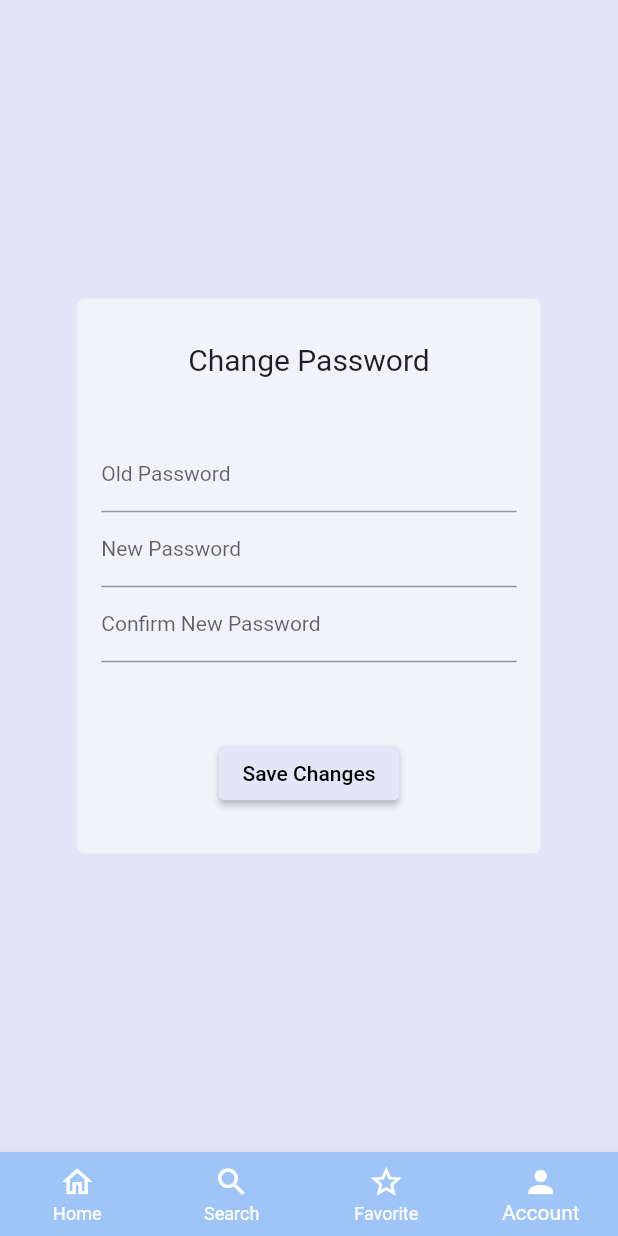
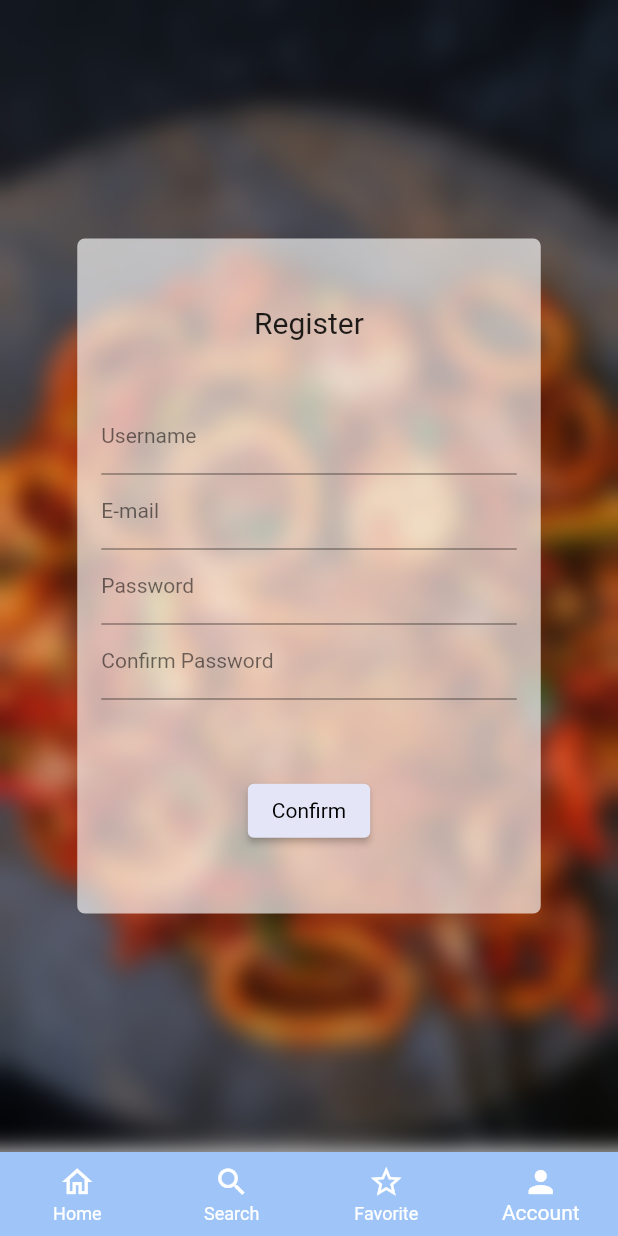
Before and after one commit to imranZMiko/Eten, a Flutter app: the screen it shows after launch, item 4 of the bottom bar chosen, on a phone screen of 412 x 824 dp. Run offline on Flutter 3.47's test engine with Material 2 defaults, Android fonts, the light colour scheme and no system bars.

Commit message:
Added blurred image widget, added image as background in log in and register screen, improved visuals in the authentication card

```diff
--- a/lib/screens/log_in_screen.dart
+++ b/lib/screens/log_in_screen.dart
@@ -1,4 +1,5 @@
 import 'package:eten/widgets/authentication_card.dart';
+import 'package:eten/widgets/blurred_image.dart';
 import 'package:flutter/material.dart';
 
 class LogInScreen extends StatelessWidget {
@@ -10,7 +11,7 @@ class LogInScreen extends StatelessWidget {
       backgroundColor: Theme.of(context).backgroundColor,
       body: Stack(
         children: [
-
+          BlurredImage(imageURL: 'Assets/Place4.png'),
           Center(
             child: AuthCard(
               topText: 'Log In',
--- a/lib/screens/register_screen.dart
+++ b/lib/screens/register_screen.dart
@@ -1,5 +1,6 @@
 import 'package:eten/widgets/authentication_card.dart';
 import 'package:flutter/material.dart';
+import 'package:eten/widgets/blurred_image.dart';
 
 class RegisterScreen extends StatelessWidget {
   const RegisterScreen({Key? key}) : super(key: key);
@@ -10,6 +11,7 @@ class RegisterScreen extends StatelessWidget {
       backgroundColor: Theme.of(context).backgroundColor,
       body: Stack(
         children: [
+          BlurredImage(imageURL: 'Assets/Favorites.png'),
           Center(
             child: AuthCard(
               topText: 'Register',
--- a/lib/widgets/authentication_card.dart
+++ b/lib/widgets/authentication_card.dart
@@ -21,7 +21,7 @@ class AuthCard extends StatelessWidget {
     final deviceSize = MediaQuery.of(context).size;
     return Card(
       shadowColor: Colors.transparent,
-      color: Color.fromRGBO(255, 255, 255, 0.5),
+      color: Color.fromRGBO(255, 255, 255, 0.65),
       shape: RoundedRectangleBorder(
         borderRadius: BorderRadius.circular(5.0),
       ),
@@ -63,7 +63,10 @@ class AuthCard extends StatelessWidget {
                 style: ElevatedButton.styleFrom(
                     primary: Theme.of(context).backgroundColor),
                 onPressed: () {},
-                child: Text(buttonText),
+                child: Text(
+                  buttonText,
+                  style: TextStyle(fontWeight: FontWeight.normal),
+                ),
               ),
               if (textButtonText != null)
                 TextButton(
@@ -71,9 +74,11 @@ class AuthCard extends StatelessWidget {
                   child: Text(
                     textButtonText,
                     style: TextStyle(
-                        color: Colors.black,
-                        fontSize: 14,
-                        decoration: TextDecoration.underline),
+                      color: Colors.black,
+                      fontSize: 14,
+                      fontWeight: FontWeight.normal,
+                      decoration: TextDecoration.underline,
+                    ),
                   ),
                 ),
             ],
--- a/lib/widgets/authentication_fields.dart
+++ b/lib/widgets/authentication_fields.dart
@@ -8,8 +8,9 @@ class Authfield extends StatelessWidget {
   Widget build(BuildContext context) {
     return TextFormField(
       decoration: InputDecoration(
+
         labelText: formText,
-        labelStyle: TextStyle(fontSize: 14),
+        labelStyle: TextStyle(fontSize: 14, color: Colors.black54),
       ),
       onSaved: (value) {},
       obscureText: formText == 'Password' ||
--- /dev/null
+++ b/lib/widgets/blurred_image.dart
@@ -0,0 +1,26 @@
+import 'package:flutter/material.dart';
+import 'dart:ui';
+
+class BlurredImage extends StatelessWidget {
+  const BlurredImage({required this.imageURL, Key? key}) : super(key: key);
+
+  final String imageURL;
+
+  @override
+  Widget build(BuildContext context) {
+    return Container(
+      decoration: new BoxDecoration(
+        image: new DecorationImage(
+          image: new ExactAssetImage(imageURL),
+          fit: BoxFit.cover,
+        ),
+      ),
+      child: new BackdropFilter(
+        filter: new ImageFilter.blur(sigmaX: 8.0, sigmaY: 8.0),
+        child: new Container(
+          decoration: new BoxDecoration(color: Colors.white.withOpacity(0.0)),
+        ),
+      ),
+    );
+  }
+}
--- a/lib/widgets/tab_bar.dart
+++ b/lib/widgets/tab_bar.dart
@@ -17,7 +17,7 @@ class _TabsScreenState extends State<TabsScreen> {
     HomePageScreen(),
     SearchScreen(),
     FavoritesScreen(),
-    ChangePassword(),
+    RegisterScreen(),
   ];
   int _selectedPageIndex = 0;
 
```
